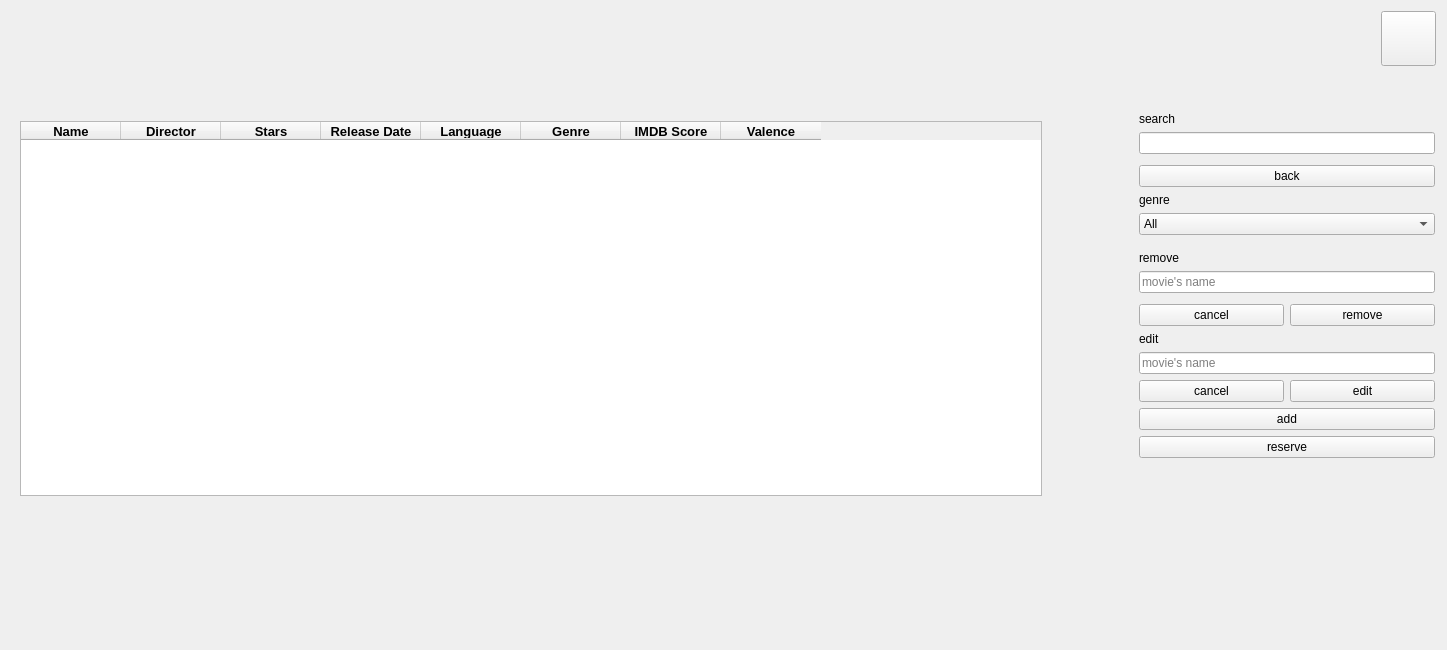
Before: the Qt Designer form home.ui in EotDc35F/project, drawn with Qt 5.
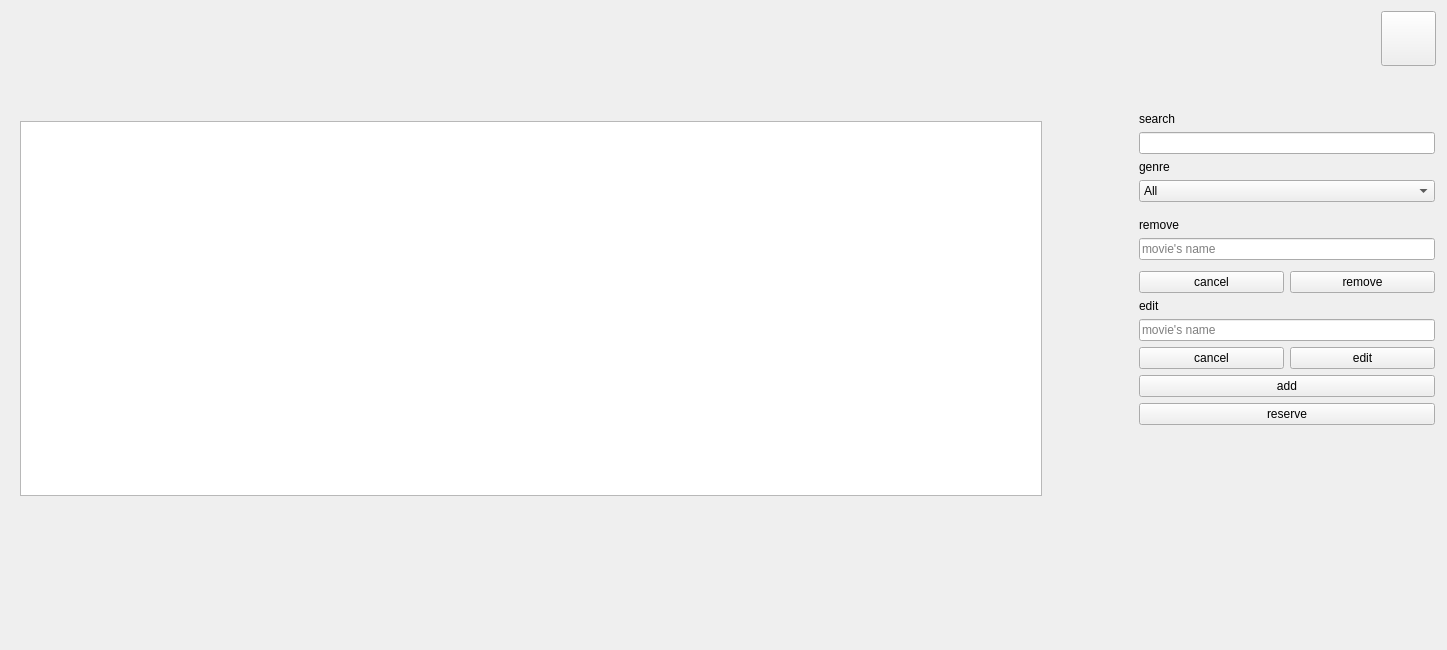
After: the same form once the commit is applied. Icons and pictures are not drawn.

Diff of the .ui file:
```diff
--- a/home.ui
+++ b/home.ui
@@ -173,7 +173,7 @@
            <bool>true</bool>
           </property>
           <attribute name="horizontalHeaderVisible">
-           <bool>true</bool>
+           <bool>false</bool>
           </attribute>
           <attribute name="horizontalHeaderCascadingSectionResizes">
            <bool>true</bool>
@@ -191,7 +191,7 @@
            <bool>false</bool>
           </attribute>
           <attribute name="verticalHeaderVisible">
-           <bool>true</bool>
+           <bool>false</bool>
           </attribute>
           <attribute name="verticalHeaderCascadingSectionResizes">
            <bool>true</bool>
@@ -359,22 +359,6 @@
           <item>
            <widget class="QLineEdit" name="lineEdit"/>
           </item>
-          <item>
-           <spacer name="verticalSpacer_9">
-            <property name="orientation">
-             <enum>Qt::Vertical</enum>
-            </property>
-            <property name="sizeType">
-             <enum>QSizePolicy::Fixed</enum>
-            </property>
-            <property name="sizeHint" stdset="0">
-             <size>
-              <width>20</width>
-              <height>5</height>
-             </size>
-            </property>
-           </spacer>
-          </item>
           <item>
            <layout class="QHBoxLayout" name="horizontalLayout_4">
             <property name="topMargin">
@@ -383,16 +367,6 @@
             <property name="bottomMargin">
              <number>0</number>
             </property>
-            <item>
-             <widget class="QPushButton" name="back">
-              <property name="text">
-               <string>back</string>
-              </property>
-              <property name="autoDefault">
-               <bool>false</bool>
-              </property>
-             </widget>
-            </item>
            </layout>
           </item>
           <item>
```
